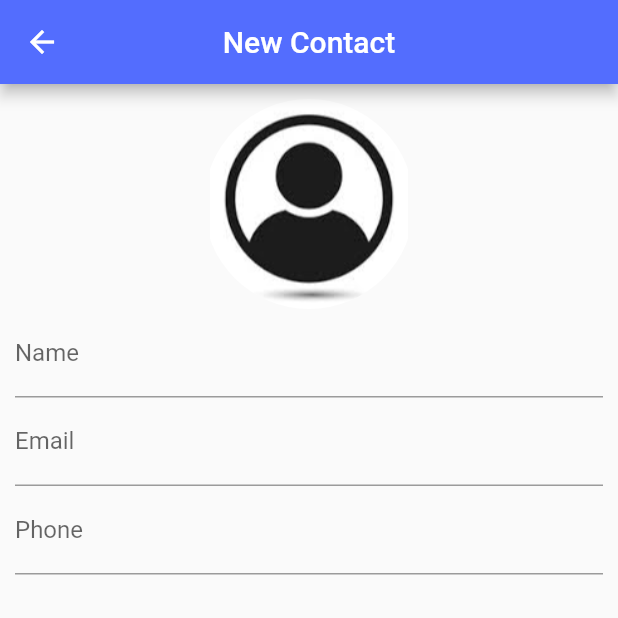
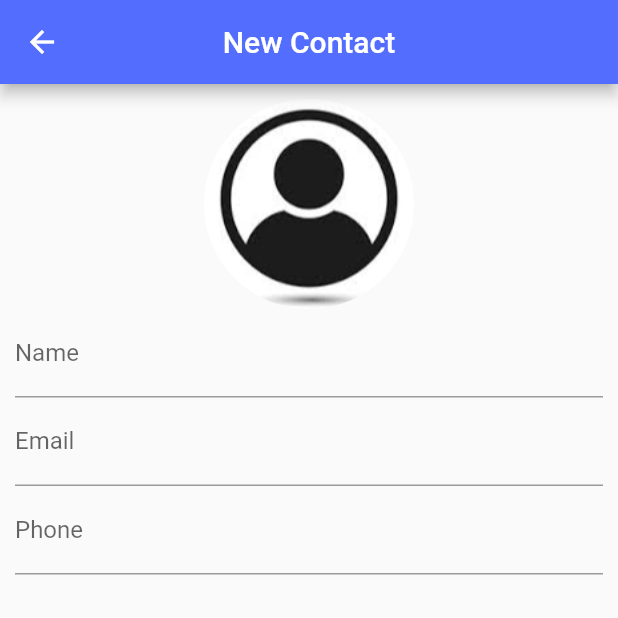
Before and after one commit to humbertoromanojr/personal_agenda, a Flutter app: the ContactPage screen opened directly, on a phone screen of 412 x 824 dp, the top half of it. Run offline on Flutter 3.47's test engine with Material 2 defaults, Android fonts, the phone set to English and light mode, and no system bars; our stand-ins replace image_picker, sqflite; accounts and stored records are empty.

```diff
--- a/lib/ui/contact_page.dart
+++ b/lib/ui/contact_page.dart
@@ -84,7 +84,9 @@ class _ContactPageState extends State<ContactPage> {
                         image: DecorationImage(
                             image: _editContact.img != null
                                 ? FileImage(File(_editContact.img))
-                                : AssetImage("images/user-default.png")),
+                                : AssetImage("images/user-default.png"),
+                            fit: BoxFit.cover
+                        ),
                       ),
                     ),
                     onTap: (){
```
